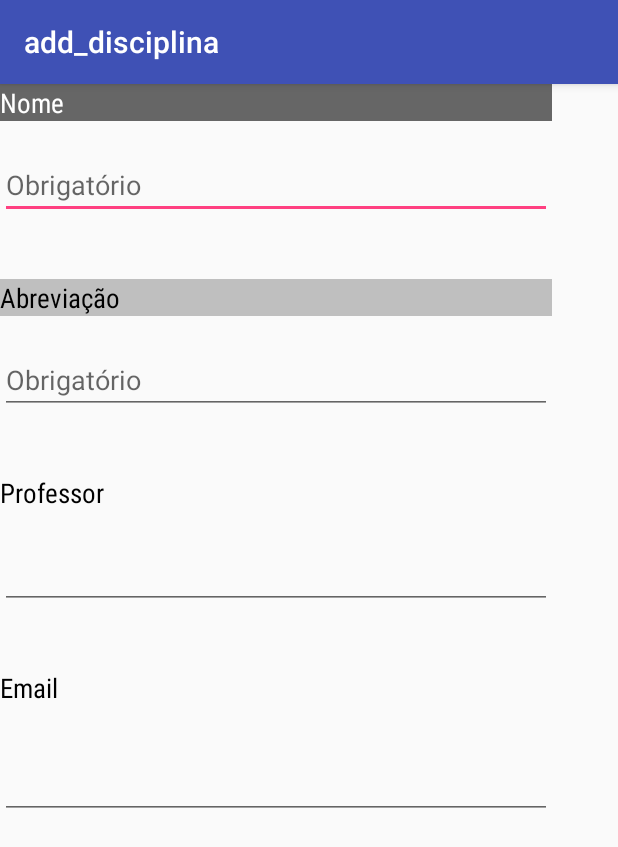
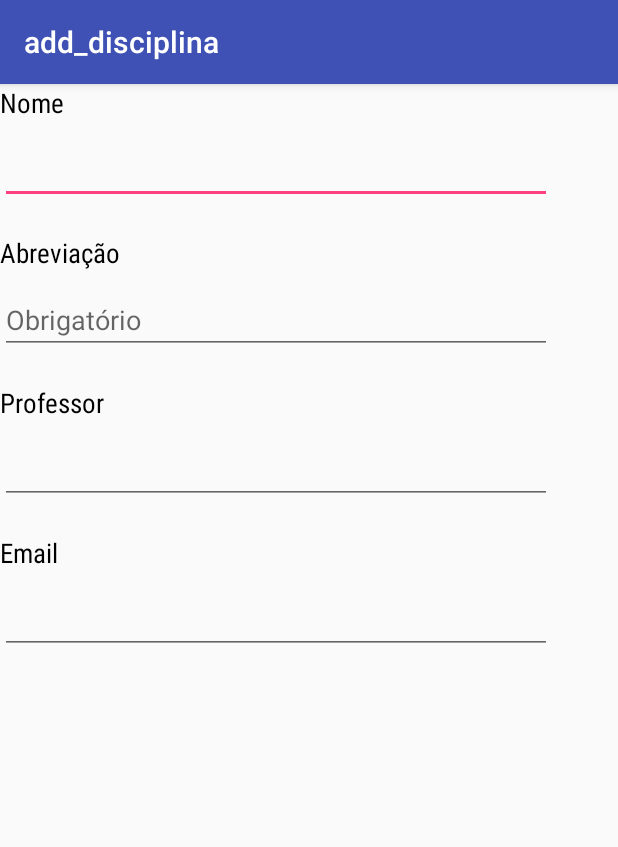
Before and after one commit to PabloAbreu95/Efficient, an Android app: the add_disciplina screen opened directly, with no data from a screen before it, on a phone screen of 412 x 824 dp. Shown: the top 847 px of the screen. Run offline under Robolectric (Android 15) with nearby library versions, the phone set to English and light mode, and no system bars; 2 statements that could not run were skipped.

Commit message:
Adicionado interface e métodos de implementação básicas das disciplinas

```diff
--- a/app/src/main/AndroidManifest.xml
+++ b/app/src/main/AndroidManifest.xml
@@ -22,6 +22,10 @@
         <activity
             android:name=".DisciplinaPackage.add_disciplina"
             android:label="@string/title_activity_add_disciplina"
+            android:theme="@style/AppTheme.NoActionBar" />
+        <activity
+            android:name=".DisciplinaPackage.DisciplinaActivity"
+            android:label="@string/title_activity_disciplina"
             android:theme="@style/AppTheme.NoActionBar"></activity>
     </application>
 
--- a/app/src/main/java/com/example/pablo/efficient/DisciplinaPackage/add_disciplina.java
+++ b/app/src/main/java/com/example/pablo/efficient/DisciplinaPackage/add_disciplina.java
@@ -5,20 +5,61 @@ import android.support.design.widget.FloatingActionButton;
 import android.support.design.widget.Snackbar;
 import android.support.v7.app.AppCompatActivity;
 import android.support.v7.widget.Toolbar;
+import android.view.Menu;
+import android.view.MenuItem;
 import android.view.View;
+import android.widget.EditText;
+import android.widget.Toast;
 
 import com.example.pablo.efficient.R;
 
 public class add_disciplina extends AppCompatActivity {
 
+    private disciplinaBD bd;
     @Override
     protected void onCreate(Bundle savedInstanceState) {
         super.onCreate(savedInstanceState);
         setContentView(R.layout.activity_add_disciplina);
         Toolbar toolbar = (Toolbar) findViewById(R.id.toolbar);
         setSupportActionBar(toolbar);
-
+        bd = new disciplinaBD(this);
 
     }
 
+    public boolean onCreateOptionsMenu(Menu menu) {
+        // Inflate the menu; this adds items to the action bar if it is present.
+        getMenuInflater().inflate(R.menu.menu_add_disciplina, menu);
+        return true;
+    }
+
+    @Override
+    public boolean onOptionsItemSelected(MenuItem item) {
+        // Handle action bar item clicks here. The action bar will
+        // automatically handle clicks on the Home/Up button, so long
+        // as you specify a parent activity in AndroidManifest.xml.
+        int id = item.getItemId();
+
+        //noinspection SimplifiableIfStatement
+        if (id == R.id.salvar_disciplina) {
+            EditText nome = (EditText) findViewById(R.id.edt_nome_disciplina);
+            EditText abreviacao = (EditText) findViewById(R.id.edt_abreviacao_disciplina);
+            EditText professor = (EditText) findViewById(R.id.edt_professor_disciplina);
+            EditText email = (EditText) findViewById(R.id.edt_email_disciplina);
+
+
+            Disciplina disciplina = new Disciplina();
+            disciplina.setNome(nome.getText().toString());
+            disciplina.setAbreviacao(abreviacao.getText().toString());
+            disciplina.setProfessor(professor.getText().toString());
+            disciplina.setEmail(email.getText().toString());
+            bd.addDisciplina(disciplina);
+            Toast.makeText(getBaseContext(), "Disciplina adicinonada", Toast.LENGTH_SHORT).show();
+            finish();
+        }
+
+        return super.onOptionsItemSelected(item);
+    }
+
+
+
 }
--- a/app/src/main/java/com/example/pablo/efficient/MainActivity.java
+++ b/app/src/main/java/com/example/pablo/efficient/MainActivity.java
@@ -15,6 +15,7 @@ import android.support.v7.widget.Toolbar;
 import android.view.Menu;
 import android.view.MenuItem;
 
+import com.example.pablo.efficient.DisciplinaPackage.DisciplinaActivity;
 import com.example.pablo.efficient.DisciplinaPackage.add_disciplina;
 
 public class MainActivity extends AppCompatActivity
@@ -91,7 +92,7 @@ public class MainActivity extends AppCompatActivity
         } else if (id == R.id.nav_slideshow) {
 
         } else if (id == R.id.nav_manage) {
-            Intent intent = new Intent(MainActivity.this, add_disciplina.class);
+            Intent intent = new Intent(MainActivity.this, DisciplinaActivity.class);
             startActivity(intent);
 
         } else if (id == R.id.nav_share) {
--- a/app/src/main/res/layout/content_add_disciplina.xml
+++ b/app/src/main/res/layout/content_add_disciplina.xml
@@ -6,10 +6,13 @@
     android:layout_height="match_parent"
     app:layout_behavior="@string/appbar_scrolling_view_behavior"
     tools:context="com.example.pablo.efficient.DisciplinaPackage.add_disciplina"
-    tools:showIn="@layout/activity_add_disciplina">
+    tools:showIn="@layout/activity_add_disciplina"
+    >
 
 
-
+<ScrollView
+    android:layout_width="wrap_content"
+    android:layout_height="wrap_content">
     <LinearLayout
         android:layout_width="368dp"
         android:layout_height="495dp"
@@ -24,14 +27,33 @@
             android:layout_height="wrap_content"
             android:text="@string/Nome"
             android:textSize="18dp"
+            android:layout_marginBottom="10dp"
             android:fontFamily="sans-serif-condensed"
-            android:layout_marginBottom="20dp"
-            android:background="#666666"
-            android:textColor="#ffffff"
+            android:textColor="#000000"
             />
 
         <EditText
             android:id="@+id/edt_nome_disciplina"
+            android:layout_width="match_parent"
+            android:layout_height="wrap_content"
+            android:ems="10"
+            android:layout_marginBottom="20dp"
+            android:inputType="textPersonName"
+            />
+
+        <TextView
+            android:id="@+id/textView4"
+            android:layout_width="match_parent"
+            android:layout_height="wrap_content"
+            android:text="@string/abreviação"
+            android:textSize="18dp"
+            android:layout_marginBottom="10dp"
+            android:fontFamily="sans-serif-condensed"
+            android:textStyle="normal"
+            android:textColor="#000000"/>
+
+        <EditText
+            android:id="@+id/edt_abreviacao_disciplina"
             android:layout_width="match_parent"
             android:layout_height="wrap_content"
             android:ems="10"
@@ -42,37 +64,12 @@
             />
 
         <TextView
-            android:id="@+id/textView4"
-            android:layout_width="match_parent"
-            android:layout_height="wrap_content"
-            android:text="@string/abreviação"
-            android:layout_marginTop="20dp"
-            android:layout_marginBottom="20dp"
-            android:textSize="18dp"
-            android:fontFamily="sans-serif-condensed"
-            android:textStyle="normal"
-            android:background="#6666"
-            android:textColor="#000000"/>
-
-        <EditText
-            android:id="@+id/edt_abreviacao_disciplina"
-            android:layout_width="match_parent"
-            android:layout_height="wrap_content"
-            android:layout_marginBottom="20dp"
-            android:ems="10"
-            android:inputType="textPersonName"
-            android:hint="@string/Obrigatório"
-
-            />
-
-        <TextView
             android:id="@+id/textView2"
             android:layout_width="match_parent"
             android:layout_height="wrap_content"
             android:text="@string/Professor"
-            android:layout_marginTop="20dp"
-            android:layout_marginBottom="20dp"
             android:textSize="18dp"
+            android:layout_marginBottom="10dp"
             android:fontFamily="sans-serif-condensed"
 
             android:textColor="#000000"/>
@@ -92,9 +89,8 @@
             android:layout_width="match_parent"
             android:layout_height="wrap_content"
             android:text="@string/Email"
-            android:layout_marginTop="20dp"
-            android:layout_marginBottom="20dp"
             android:textSize="18dp"
+            android:layout_marginBottom="10dp"
             android:fontFamily="sans-serif-condensed"
 
             android:textColor="#000000"/>
@@ -103,14 +99,10 @@
             android:id="@+id/edt_email_disciplina"
             android:layout_width="match_parent"
             android:layout_height="wrap_content"
-            android:layout_marginTop="10dp"
             android:ems="10"
+            android:layout_marginBottom="10dp"
             android:inputType="textPersonName"
-
             />
-
-
-
-
     </LinearLayout>
+</ScrollView>
 </android.support.constraint.ConstraintLayout>
--- a/app/src/main/res/values/strings.xml
+++ b/app/src/main/res/values/strings.xml
@@ -37,6 +37,7 @@
     <string name="sala">Sala</string>
     <string name="inicio">Inicio</string>
     <string name="fim">Fim</string>
+    <string name="title_activity_disciplina">DisciplinaActivity</string>
 
 
 </resources>
```
